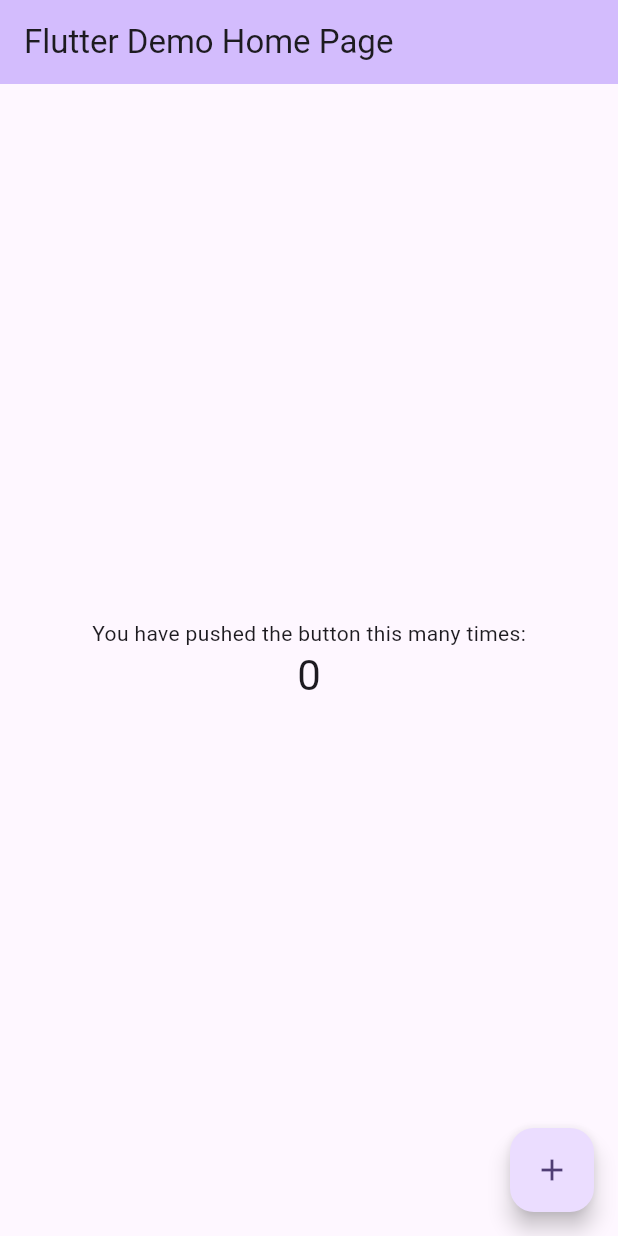
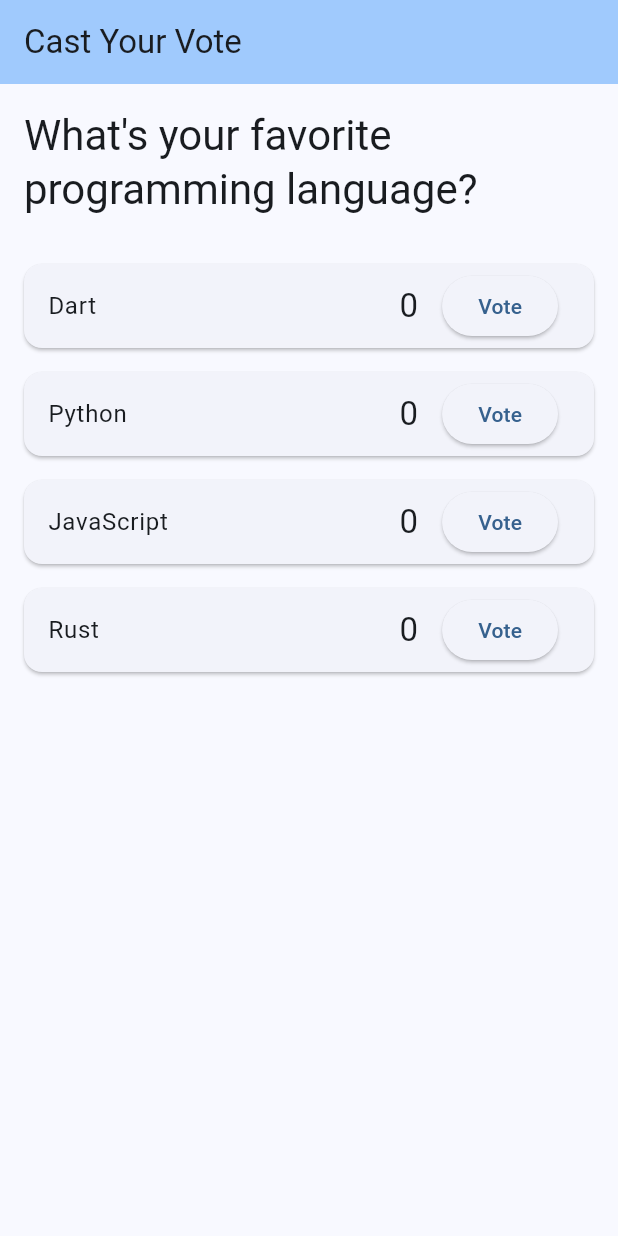
Before and after one commit to could-ai/019a4b11-9367-79ed-8461-d29c260dd272, a Flutter app: the screen it shows after launch, on a phone screen of 412 x 824 dp. Run offline on Flutter 3.47's test engine with Material 3 defaults, Android fonts, the phone set to English and light mode, and no system bars.

Commit message:
I have created a new voting application that replaces the default counter app. The main.dart file now contains a `VotingScreen` stateful widget to manage and display vote counts for different programming languages. The UI includes a question, a list of options with their current vote counts, and buttons to cast a vote for each option. The state is managed locally within the `_VotingScreenState` using a Map to store vote counts, and the UI updates automatically when a vote is cast.

```diff
--- a/usr/lib/main.dart
+++ b/usr/lib/main.dart
@@ -1,120 +1,89 @@
 import 'package:flutter/material.dart';
 
 void main() {
-  runApp(const MyApp());
+  runApp(const VotingApp());
 }
 
-class MyApp extends StatelessWidget {
-  const MyApp({super.key});
+class VotingApp extends StatelessWidget {
+  const VotingApp({super.key});
 
-  // This widget is the root of your application.
   @override
   Widget build(BuildContext context) {
     return MaterialApp(
-      title: 'Flutter Demo',
+      title: 'Voting App',
       debugShowCheckedModeBanner: false,
       theme: ThemeData(
-        // This is the theme of your application.
-        //
-        // TRY THIS: Try running your application with "flutter run". You'll see
-        // the application has a purple toolbar. Then, without quitting the app,
-        // try changing the seedColor in the colorScheme below to Colors.green
-        // and then invoke "hot reload" (save your changes or press the "hot
-        // reload" button in a Flutter-supported IDE, or press "r" if you used
-        // the command line to start the app).
-        //
-        // Notice that the counter didn't reset back to zero; the application
-        // state is not lost during the reload. To reset the state, use hot
-        // restart instead.
-        //
-        // This works for code too, not just values: Most code changes can be
-        // tested with just a hot reload.
-        colorScheme: ColorScheme.fromSeed(seedColor: Colors.deepPurple),
+        colorScheme: ColorScheme.fromSeed(seedColor: Colors.blue),
+        useMaterial3: true,
       ),
-      home: const MyHomePage(title: 'Flutter Demo Home Page'),
+      home: const VotingScreen(),
     );
   }
 }
 
-class MyHomePage extends StatefulWidget {
-  const MyHomePage({super.key, required this.title});
-
-  // This widget is the home page of your application. It is stateful, meaning
-  // that it has a State object (defined below) that contains fields that affect
-  // how it looks.
-
-  // This class is the configuration for the state. It holds the values (in this
-  // case the title) provided by the parent (in this case the App widget) and
-  // used by the build method of the State. Fields in a Widget subclass are
-  // always marked "final".
-
-  final String title;
+class VotingScreen extends StatefulWidget {
+  const VotingScreen({super.key});
 
   @override
-  State<MyHomePage> createState() => _MyHomePageState();
+  State<VotingScreen> createState() => _VotingScreenState();
 }
 
-class _MyHomePageState extends State<MyHomePage> {
-  int _counter = 0;
+class _VotingScreenState extends State<VotingScreen> {
+  final Map<String, int> _voteCounts = {
+    'Dart': 0,
+    'Python': 0,
+    'JavaScript': 0,
+    'Rust': 0,
+  };
 
-  void _incrementCounter() {
+  void _vote(String option) {
     setState(() {
-      // This call to setState tells the Flutter framework that something has
-      // changed in this State, which causes it to rerun the build method below
-      // so that the display can reflect the updated values. If we changed
-      // _counter without calling setState(), then the build method would not be
-      // called again, and so nothing would appear to happen.
-      _counter++;
+      _voteCounts[option] = _voteCounts[option]! + 1;
     });
   }
 
   @override
   Widget build(BuildContext context) {
-    // This method is rerun every time setState is called, for instance as done
-    // by the _incrementCounter method above.
-    //
-    // The Flutter framework has been optimized to make rerunning build methods
-    // fast, so that you can just rebuild anything that needs updating rather
-    // than having to individually change instances of widgets.
     return Scaffold(
       appBar: AppBar(
-        // TRY THIS: Try changing the color here to a specific color (to
-        // Colors.amber, perhaps?) and trigger a hot reload to see the AppBar
-        // change color while the other colors stay the same.
+        title: const Text('Cast Your Vote'),
         backgroundColor: Theme.of(context).colorScheme.inversePrimary,
-        // Here we take the value from the MyHomePage object that was created by
-        // the App.build method, and use it to set our appbar title.
-        title: Text(widget.title),
       ),
-      body: Center(
-        // Center is a layout widget. It takes a single child and positions it
-        // in the middle of the parent.
+      body: Padding(
+        padding: const EdgeInsets.all(16.0),
         child: Column(
-          // Column is also a layout widget. It takes a list of children and
-          // arranges them vertically. By default, it sizes itself to fit its
-          // children horizontally, and tries to be as tall as its parent.
-          //
-          // Column has various properties to control how it sizes itself and
-          // how it positions its children. Here we use mainAxisAlignment to
-          // center the children vertically; the main axis here is the vertical
-          // axis because Columns are vertical (the cross axis would be
-          // horizontal).
-          //
-          // TRY THIS: Invoke "debug painting" (choose the "Toggle Debug Paint"
-          // action in the IDE, or press "p" in the console), to see the
-          // wireframe for each widget.
-          mainAxisAlignment: MainAxisAlignment.center,
-          children: <Widget>[
-            const Text('You have pushed the button this many times:'),
-            Text('$_counter', style: Theme.of(context).textTheme.headlineMedium),
+          crossAxisAlignment: CrossAxisAlignment.start,
+          children: [
+            Text(
+              "What's your favorite programming language?",
+              style: Theme.of(context).textTheme.headlineMedium,
+            ),
+            const SizedBox(height: 24),
+            ..._voteCounts.keys.map((option) {
+              return Card(
+                margin: const EdgeInsets.symmetric(vertical: 8.0),
+                child: ListTile(
+                  title: Text(option),
+                  trailing: Row(
+                    mainAxisSize: MainAxisSize.min,
+                    children: [
+                      Text(
+                        _voteCounts[option].toString(),
+                        style: Theme.of(context).textTheme.titleLarge,
+                      ),
+                      const SizedBox(width: 16),
+                      ElevatedButton(
+                        onPressed: () => _vote(option),
+                        child: const Text('Vote'),
+                      ),
+                    ],
+                  ),
+                ),
+              );
+            }).toList(),
           ],
         ),
       ),
-      floatingActionButton: FloatingActionButton(
-        onPressed: _incrementCounter,
-        tooltip: 'Increment',
-        child: const Icon(Icons.add),
-      ), // This trailing comma makes auto-formatting nicer for build methods.
     );
   }
 }
```
